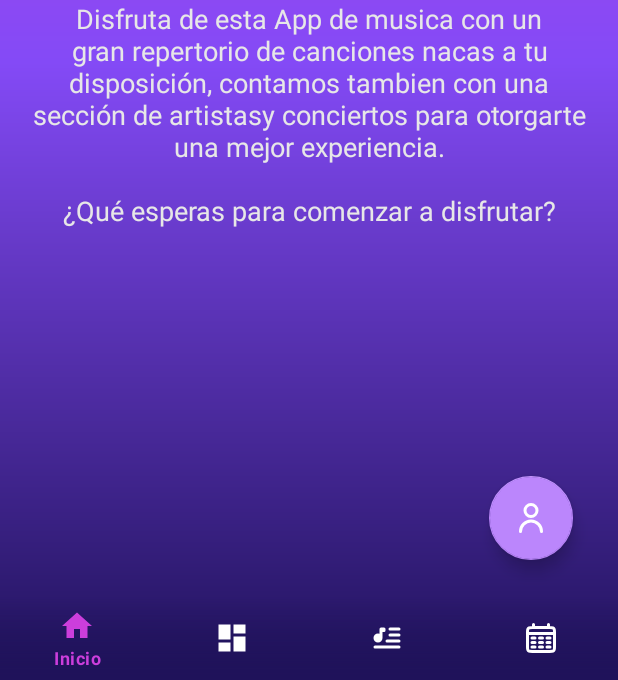
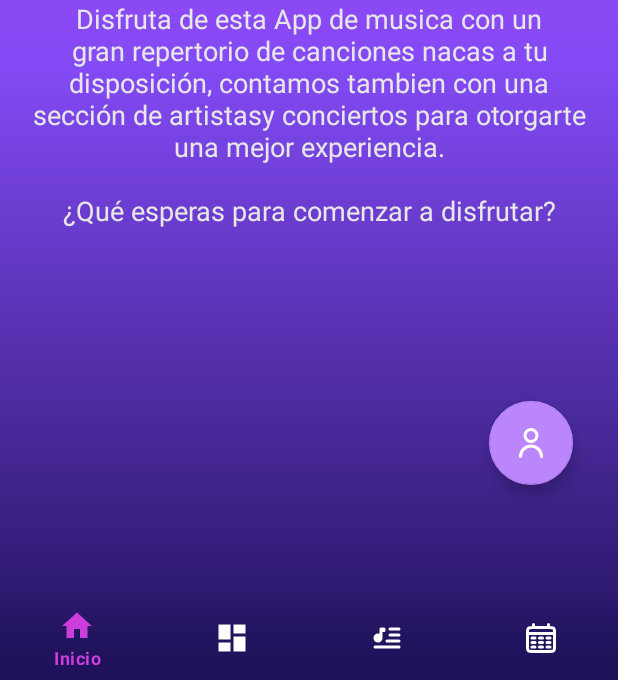
Before and after one commit to hectorivlopez/Bellakittys, an Android app: the HomeFragment screen opened directly, with no data from a screen before it, on a phone screen of 412 x 824 dp, the part 556-1236 px from its top. Run offline under Robolectric (Android 15) with nearby library versions, the phone set to English and light mode, and no system bars; our stand-ins replace navigation-ui.

Commit message:
Error in floating button home view fixed

```diff
--- a/app/src/main/res/layout/fragment_home.xml
+++ b/app/src/main/res/layout/fragment_home.xml
@@ -48,7 +48,7 @@
         android:backgroundTint="@color/purple_200"
         android:clickable="true"
         android:src="@drawable/user_icon"
-        android:layout_marginBottom="80dp"
+        android:layout_marginBottom="130dp"
         android:layout_marginRight="30dp"
         app:backgroundTint="@color/purple_200"
         app:layout_constraintBottom_toBottomOf="parent"
```
